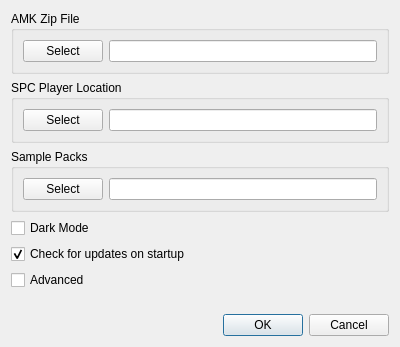
First picture: the form in smw_music/data/preferences.ui, repository com-posers-pit/smw_music, before the edit.
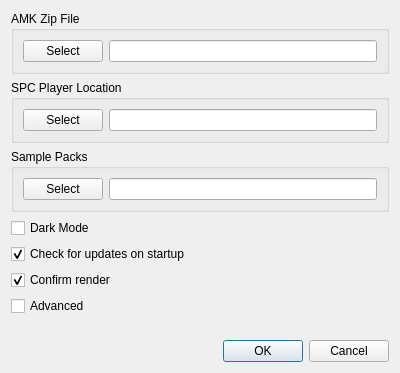
Second picture: the form after the edit.

Commit message:
Add "confirm zip generation" dialog
Re #187

Now playing:
Heartbeat by The Midnight

```diff
--- a/smw_music/data/preferences.ui
+++ b/smw_music/data/preferences.ui
@@ -7,7 +7,7 @@
     <x>0</x>
     <y>0</y>
     <width>400</width>
-    <height>347</height>
+    <height>373</height>
    </rect>
   </property>
   <property name="sizePolicy">
@@ -97,6 +97,16 @@
      </property>
     </widget>
    </item>
+   <item>
+    <widget class="QCheckBox" name="confirm_render">
+     <property name="text">
+      <string>Confirm render</string>
+     </property>
+     <property name="checked">
+      <bool>true</bool>
+     </property>
+    </widget>
+   </item>
    <item>
     <widget class="QCheckBox" name="advanced_mode">
      <property name="text">
```
The commit also changes 6 other files.
